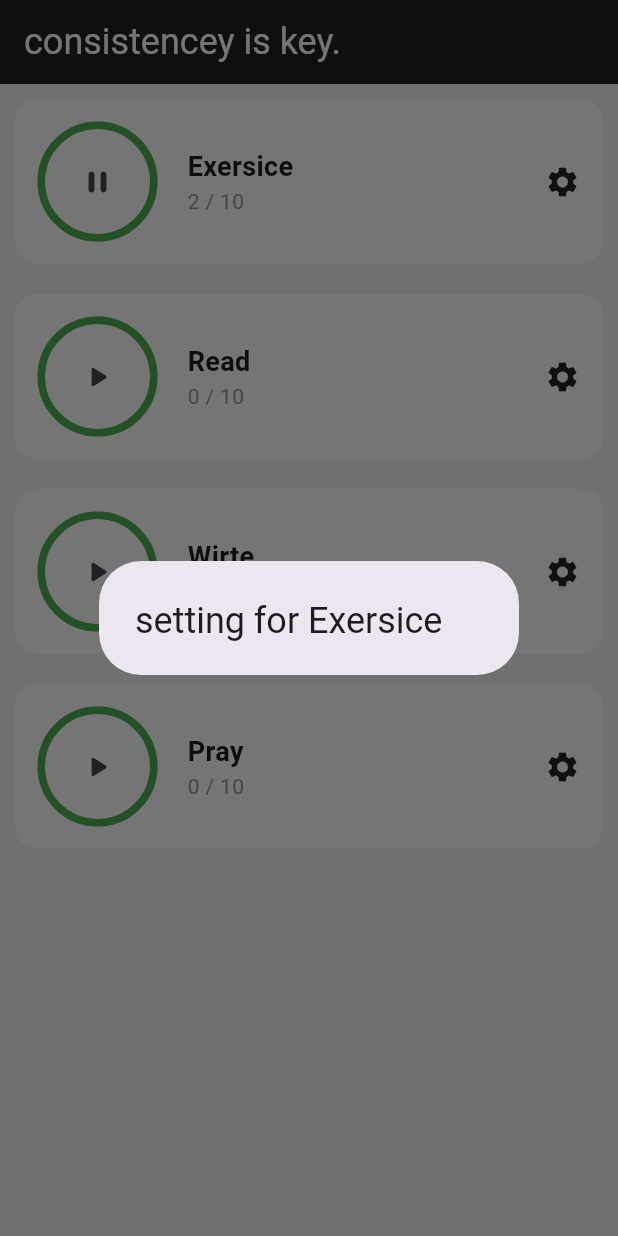
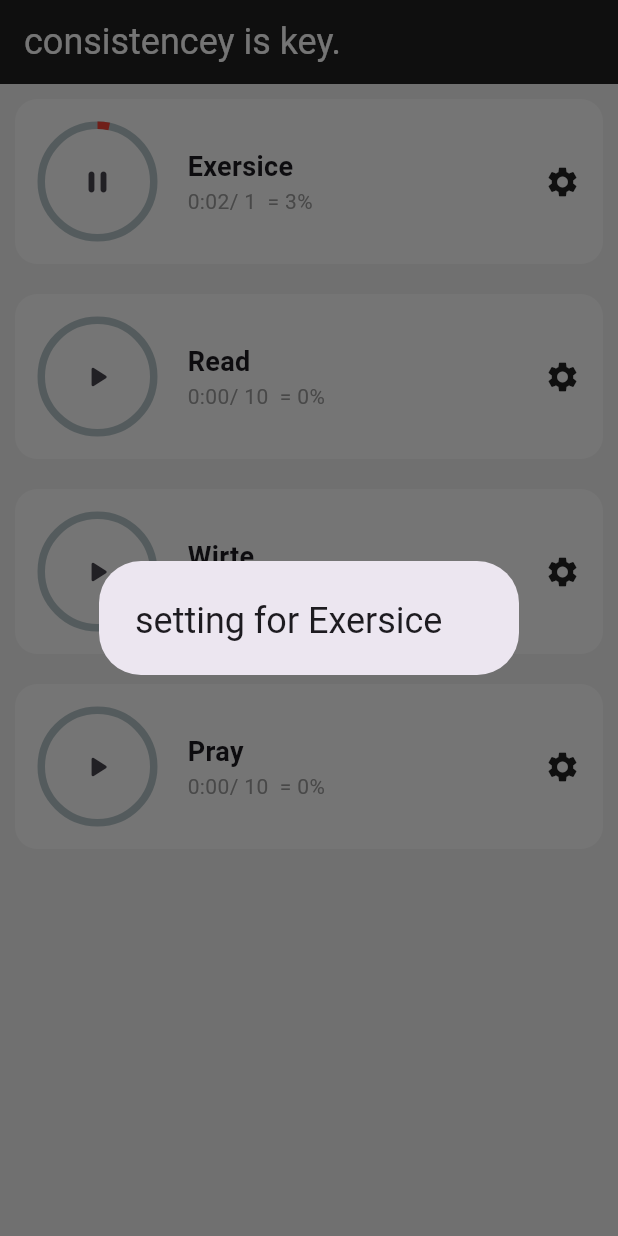
Before and after one commit to IbrahimIG1/habbit_tracker, a Flutter app: the screen it shows after launch, after a tap on the "play arrow" icon, after a tap on the "settings" icon, on a phone screen of 412 x 824 dp. Run offline on Flutter 3.47's test engine with Material 3 defaults, Android fonts, the phone set to English and light mode, and no system bars; drawn by our look-alikes of percent_indicator; our stand-ins replace flutter_bloc.

Commit message:
- added color to cicular progress - added precentage - added timer as min:sec

```diff
--- a/lib/core/cubit/cubit/app_cubit.dart
+++ b/lib/core/cubit/cubit/app_cubit.dart
@@ -13,7 +13,7 @@ class AppCubit extends Cubit<AppCubitState> {
       "habbit_name": "Exersice",
       "is_start": false,
       "start_time": 0,
-      "goal_time": 10
+      "goal_time": 1
     },
     {
       "habbit_name": "Read",
@@ -34,8 +34,13 @@ class AppCubit extends Cubit<AppCubitState> {
       "goal_time": 10
     },
   ];
+
   IconData startAndPauseIcon = Icons.play_arrow_rounded;
   void playAndPause(int index) {
+    // change icon (play and pause)
+    // if (list[index]["start_time"] == list[index]["goal_time"]) {
+    //   startAndPauseIcon = Icons.play_arrow_rounded;
+    // }
     list[index]["is_start"] = !list[index]["is_start"];
     habbitTimerPlay(index);
     emit(PlayAndPauseState());
@@ -54,22 +59,31 @@ class AppCubit extends Cubit<AppCubitState> {
   }
 
   void habbitTimerPlay(int index) {
+    // time when button clicked
     DateTime startTime = DateTime.now();
     int elapsedTime = list[index]['start_time'];
     Timer.periodic(const Duration(seconds: 1), (timer) {
+      // time counter every 1 second
       DateTime currentTime = DateTime.now();
-      print("startTime => ${startTime.second}");
-      print("startTime => ${currentTime.second}");
+      print(startTime.minute);
       if (list[index]['is_start']) {
+        // this Calculation to not get muins number and added {elapsedTime} to not starrt from 0 again
         list[index]['start_time'] = elapsedTime +
             currentTime.second -
             startTime.second +
             60 * (currentTime.minute - startTime.minute) +
             60 * 60 * (currentTime.hour - startTime.hour);
       } else {
+        startAndPauseIcon = Icons.play_arrow_rounded;
         timer.cancel();
+        emit(TimerPlayState());
       }
       emit(TimerPlayState());
     });
   }
+
+  calculatPrecentage(int index) {
+    var result = list[index]['start_time'] / (list[index]['time_goal'] * 60);
+    return result * 100;
+  }
 }
--- a/lib/screens/home_screen/home_page.dart
+++ b/lib/screens/home_screen/home_page.dart
@@ -43,6 +43,7 @@ class HomePage extends StatelessWidget {
                       itemCount: appCubit.list.length,
                       itemBuilder: (context, index) {
                         return HabbitCard(
+
                           index: index,
                           habbitName: appCubit.list[index]["habbit_name"],
                           startTime: appCubit.list[index]["start_time"],
--- a/lib/screens/home_screen/widgets/habbit_card.dart
+++ b/lib/screens/home_screen/widgets/habbit_card.dart
@@ -1,5 +1,4 @@
 import 'package:flutter/material.dart';
-import 'package:habbit_tracker/screens/home_screen/widgets/habbit_name.dart';
 import 'package:percent_indicator/circular_percent_indicator.dart';
 
 class HabbitCard extends StatelessWidget {
@@ -8,10 +7,10 @@ class HabbitCard extends StatelessWidget {
   final int goalTime;
   final VoidCallback settingsOpen;
   final VoidCallback habbitStart;
-  final bool isStart;
+  late bool isStart;
   final int index;
 
-  const HabbitCard({
+  HabbitCard({
     super.key,
     required this.index,
     required this.habbitName,
@@ -24,6 +23,30 @@ class HabbitCard extends StatelessWidget {
 
   @override
   Widget build(BuildContext context) {
+    // convert seconds into min:sec -> e.g. 65 seconds = 1:05
+    String fromSecToMin(int totalSeconds) {
+      String sec = (totalSeconds % 60).toString();
+      String min = (totalSeconds / 60)
+          .toStringAsFixed(3); // 190 / 60 = 3.166666666666667 => 3.1
+
+      if (sec.length == 1) {
+        sec = "0$sec";
+      }
+      if (min[1] == '.') {
+        min = min.substring(0, 1); // 190 / 60 = 3.166666666666667 => 3
+      }
+
+      return "$min:$sec";
+    }
+
+    calculatPrecentage() {
+      var result = startTime / (goalTime * 60);
+      if (result * 100 == 100) {
+        isStart = false;
+      }
+      return result;
+    }
+
     return Container(
       padding: const EdgeInsets.all(15),
       margin: const EdgeInsets.all(10),
@@ -38,21 +61,34 @@ class HabbitCard extends StatelessWidget {
             children: [
               CircularPercentIndicator(
                 radius: 40,
-                animation: true,
-                animationDuration: 3000,
-                progressColor: Colors.green,
-                percent: 1,
+                // animation: true,
+                // animationDuration: 3000,
+                progressColor: calculatPrecentage() > 0.75
+                    ? Colors.green
+                    : (calculatPrecentage() > 0.45
+                        ? Colors.orange
+                        : Colors.red),
+                percent: calculatPrecentage() < 1 ? calculatPrecentage() : 1,
                 center: IconButton(
                   onPressed: habbitStart,
-                  icon: Icon(
-                      !isStart ? Icons.play_arrow_rounded : Icons.pause_rounded),
+                  icon: Icon(!isStart
+                      ? Icons.play_arrow_rounded
+                      : Icons.pause_rounded),
                 ),
               ),
               const SizedBox(width: 20),
-              HabbitName(
-                habbitName: habbitName,
-                startTime: startTime,
-                goalTime: goalTime,
+              Column(
+                crossAxisAlignment: CrossAxisAlignment.start,
+                mainAxisSize: MainAxisSize.min,
+                children: [
+                  Text(habbitName,
+                      style:
+                          TextStyle(fontWeight: FontWeight.bold, fontSize: 18)),
+                  Text(
+                    '${fromSecToMin(startTime)}/ $goalTime  = ${(calculatPrecentage() * 100).toStringAsFixed(0)}%',
+                    style: TextStyle(fontSize: 14, color: Colors.grey),
+                  ),
+                ],
               ),
             ],
           ),
--- a/lib/screens/home_screen/widgets/habbit_name.dart
+++ b/lib/screens/home_screen/widgets/habbit_name.dart
@@ -1,24 +1,24 @@
-import 'package:flutter/material.dart';
+// import 'package:flutter/material.dart';
 
-class HabbitName extends StatelessWidget {
-  final String habbitName;
-  final int startTime;
-  final int goalTime;
-   const HabbitName({super.key,required this.habbitName, required this.startTime, required this.goalTime});
+// class HabbitName extends StatelessWidget {
+//   final String habbitName;
+//   final int startTime;
+//   final int goalTime;
+//    const HabbitName({super.key,required this.habbitName, required this.startTime, required this.goalTime});
 
-  @override
-  Widget build(BuildContext context) {
-    return Column(
-      crossAxisAlignment: CrossAxisAlignment.start,
-      mainAxisSize: MainAxisSize.min,
-      children: [
-        Text(habbitName,
-            style: TextStyle(fontWeight: FontWeight.bold, fontSize: 18)),
-        Text(
-          '$startTime / $goalTime',
-          style: TextStyle(fontSize: 14, color: Colors.grey),
-        ),
-      ],
-    );
-  }
-}
+//   @override
+//   Widget build(BuildContext context) {
+//     return Column(
+//       crossAxisAlignment: CrossAxisAlignment.start,
+//       mainAxisSize: MainAxisSize.min,
+//       children: [
+//         Text(habbitName,
+//             style: TextStyle(fontWeight: FontWeight.bold, fontSize: 18)),
+//         Text(
+//           '$startTime / $goalTime',
+//           style: TextStyle(fontSize: 14, color: Colors.grey),
+//         ),
+//       ],
+//     );
+//   }
+// }
```
